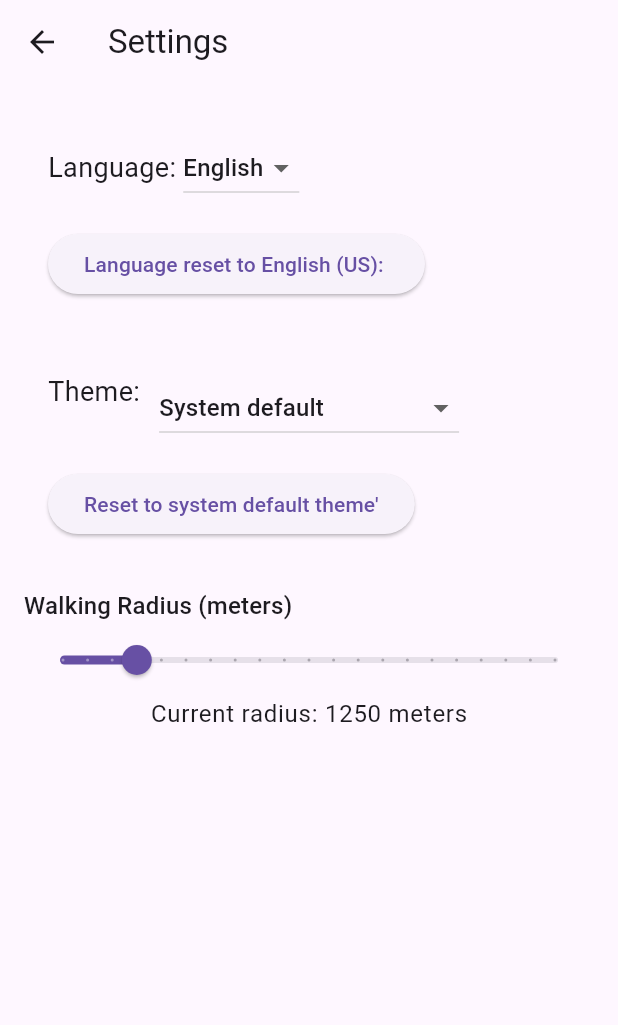
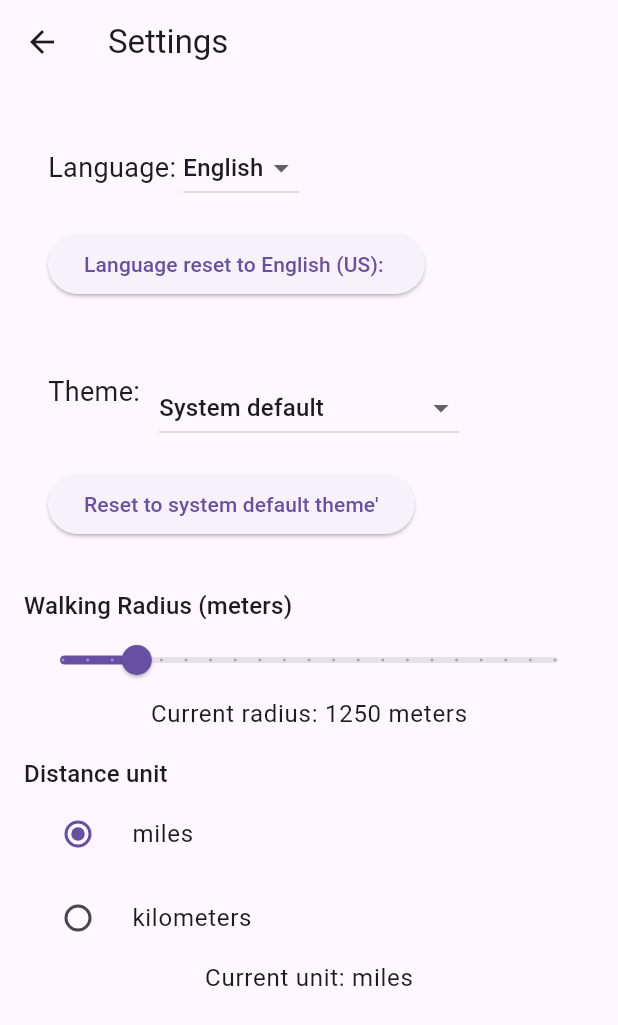
Before and after one commit to popcodelab/ezcars, a Flutter app: the SettingsScreen screen opened directly, on a phone screen of 412 x 824 dp. Shown: the top 1025 px of the screen. Run offline on Flutter 3.47's test engine with Material 3 defaults, Android fonts, the phone set to English and light mode, and no system bars; our stand-ins replace geocoding, geolocator, google_maps_flutter; generated files the repository leaves out were written again.

```diff
--- a/assets/l10n/app_en.arb
+++ b/assets/l10n/app_en.arb
@@ -80,6 +80,9 @@
   "retry": "retry",
   "when": "when",
   "price": "price",
+  "distance": "distance",
+  "miles": "miles",
+  "kilometers": "kilometers",
   "choose_date_range": "Choose a date range",
   "error_fetching_location": "Error fetching location. Please try again.'",
   "@error_fetching_location": {
@@ -160,5 +163,13 @@
   "current_radius": "Current radius",
   "@current_radius": {
     "description": "Setting label for Current radius"
+  },
+  "distance_unit": "Distance unit",
+  "@distance_unit": {
+    "description": "Label for Distance unit'"
+  },
+  "current_unit": "Current unit",
+  "@current_unit": {
+    "description": "Label for Current unit'"
   }
 }
--- a/lib/features/search/widgets/vehicules_list_widget.dart
+++ b/lib/features/search/widgets/vehicules_list_widget.dart
@@ -95,7 +95,7 @@ class VehiculesListWidget extends StatelessWidget {
                         const SizedBox(height: 5),
                         Text(vehicles[index].location),
                         const SizedBox(height: 5),
-                        Text(vehicles[index].distance),
+                        Text(vehicles[index].distance.toStringAsFixed(1)),
                       ],
                     ),
                   ),
--- a/lib/features/settings/settings_screen.dart
+++ b/lib/features/settings/settings_screen.dart
@@ -2,11 +2,12 @@ import 'package:flutter/material.dart';
 import 'package:provider/provider.dart';
 import 'package:flutter_gen/gen_l10n/app_localizations.dart';
 import '../../providers/walking_radiius_provider.dart';
+import '../../providers/distance_unit_provider.dart'; // Import the distance unit provider
 import 'widgets/language_selector.dart';
 import 'widgets/theme_selector.dart';
 
 /// The `SettingsScreen` allows the user to change the app's language, theme,
-/// and adjust the walking distance radius used for calculating proximity.
+/// adjust the walking distance radius, and set the distance unit.
 class SettingsScreen extends StatelessWidget {
   const SettingsScreen({super.key});
 
@@ -54,6 +55,45 @@ class SettingsScreen extends StatelessWidget {
                 );
               },
             ),
+            const SizedBox(height: 16.0),
+
+            // Distance unit setting
+            Text(
+              AppLocalizations.of(context)?.distance_unit ?? 'Distance Unit',
+              style: Theme.of(context).textTheme.titleMedium,
+            ),
+            Consumer<DistanceUnitProvider>(
+              builder: (context, distanceUnitProvider, child) {
+                return Column(
+                  children: [
+                    RadioListTile<String>(
+                      title: Text(AppLocalizations.of(context)?.miles ?? 'Miles'),
+                      value: 'miles',
+                      groupValue: distanceUnitProvider.distanceUnit,
+                      onChanged: (String? value) {
+                        if (value != null) {
+                          distanceUnitProvider.updateDistanceUnit(value);
+                        }
+                      },
+                    ),
+                    RadioListTile<String>(
+                      title: Text(AppLocalizations.of(context)?.kilometers ?? 'Kilometers'),
+                      value: 'kilometers',
+                      groupValue: distanceUnitProvider.distanceUnit,
+                      onChanged: (String? value) {
+                        if (value != null) {
+                          distanceUnitProvider.updateDistanceUnit(value);
+                        }
+                      },
+                    ),
+                    Text(
+                      '${AppLocalizations.of(context)?.current_unit ?? 'Current unit'}: ${distanceUnitProvider.distanceUnit}',
+                      style: Theme.of(context).textTheme.bodyLarge,
+                    ),
+                  ],
+                );
+              },
+            ),
           ],
         ),
       ),
--- a/lib/main.dart
+++ b/lib/main.dart
@@ -3,6 +3,7 @@ import 'package:flutter/material.dart';
 import 'package:provider/provider.dart';
 import 'features/search/providers/recent_places_provider.dart';
 import 'features/search/providers/rental_period_provider.dart';
+import 'providers/distance_unit_provider.dart';
 import 'providers/theme_provider.dart';
 import 'providers/locale_provider.dart';
 import 'main_screen.dart';
@@ -28,6 +29,7 @@ class MyApp extends StatelessWidget {
         ChangeNotifierProvider(create: (_) => RentalPeriodProvider()),
         ChangeNotifierProvider(create: (_) => RecentPlacesProvider()),
         ChangeNotifierProvider(create: (_) => WalkingRadiusProvider()), // Add WalkingRadiusProvider
+        ChangeNotifierProvider(create: (_) => DistanceUnitProvider()), // Provide the DistanceUnitProvider
       ],
       child: Consumer2<LocaleProvider, ThemeProvider>(
         builder: (context, localeProvider, themeProvider, child) {
--- a/lib/models/vehicle.dart
+++ b/lib/models/vehicle.dart
@@ -6,7 +6,7 @@ base class Vehicle {
   final String imageUrl;
   final String price;
   final String location;
-  final String distance;
+  double distance;
   final double latitude;
   final double longitude;
   final List<UnavailabilityPeriod> unavailabilityPeriods;
--- /dev/null
+++ b/lib/providers/distance_unit_provider.dart
@@ -0,0 +1,12 @@
+import 'package:flutter/material.dart';
+
+class DistanceUnitProvider with ChangeNotifier {
+  String _distanceUnit = 'miles'; // Default to miles
+
+  String get distanceUnit => _distanceUnit;
+
+  void updateDistanceUnit(String newUnit) {
+    _distanceUnit = newUnit;
+    notifyListeners(); // Notify listeners about the change
+  }
+}
--- a/lib/services/i_vehicle_service.dart
+++ b/lib/services/i_vehicle_service.dart
@@ -1,14 +1,14 @@
 import 'package:geolocator/geolocator.dart';
-import '../models/vehicle.dart';
-import '../providers/walking_radiius_provider.dart';
+import '../../models/vehicle.dart';
+import '../../providers/walking_radiius_provider.dart';
 
 abstract class IVehicleService {
   Future<List<Vehicle>> getVehicles();
 
-  /// Filters vehicles by their proximity to the user's current location.
+  /// Calculate the distances for all vehicles and sort them by proximity to the user's location.
+  Future<List<Vehicle>> calculateVehicleDistances(List<Vehicle> vehicles, Position userPosition, {String unit});
+
+  /// Filter vehicles by proximity using a walking radius and return the filtered list.
   Future<List<Vehicle>> filterVehiclesByProximity(
-      List<Vehicle> vehicles,
-      Position userPosition,
-      WalkingRadiusProvider radiusProvider
-      );
+      List<Vehicle> vehicles, Position userPosition, WalkingRadiusProvider radiusProvider, {String unit});
 }
--- a/lib/services/impl/vehicle_service.dart
+++ b/lib/services/impl/vehicle_service.dart
@@ -7,6 +7,8 @@ import '../../providers/walking_radiius_provider.dart';
 import '../i_vehicle_service.dart';
 
 import 'dart:math'; // For distance calculations
+
+import 'dart:collection';
 
 /// Service that provides a list of available vehicles for rental.
 /// Implements the [IVehicleService] interface.
@@ -21,14 +23,14 @@ class VehicleService implements IVehicleService {
     // Uncomment the following line to simulate a network delay.
     // await Future.delayed(const Duration(seconds: 2));
 
-    return [
+    var result = [
 
       Vehicle(
         model: 'BMW i8',
         imageUrl: 'assets/images/vehicles/cars/bmw.jpeg',
         price: '\$120/day',
         location: 'Uptown Parking Lot',
-        distance: '4.8 miles',
+        distance: 0,
         latitude: 34.0530,
         longitude: -118.2420,
         type: 'gas', // Gas-powered vehicle
@@ -38,7 +40,7 @@ class VehicleService implements IVehicleService {
         imageUrl: 'assets/images/vehicles/cars/audi.jpg',
         price: '\$80/day',
         location: 'Midtown Garage',
-        distance: '3.2 miles',
+        distance: 0,
         latitude: 12.9122285,
         longitude: 100.8640967,
         type: 'gas', // Gas-powered vehicle
@@ -56,7 +58,7 @@ class VehicleService implements IVehicleService {
         imageUrl: 'assets/images/vehicles/cars/g63.png',
         price: '\$80/day',
         location: 'Midtown Garage',
-        distance: '3.2 miles',
+        distance: 0,
         latitude: 12.9222285,
         longitude: 100.8640967,
         type: 'gas', // Gas-powered vehicle
@@ -66,7 +68,7 @@ class VehicleService implements IVehicleService {
         imageUrl: 'assets/images/vehicles/cars/hilux.jpg',
         price: '\$180/day',
         location: 'Midtown Garage',
-        distance: '3.2 miles',
+        distance: 0,
         latitude: 37.4519983,
         longitude: -122.1234,
         type: 'gas', // Gas-powered vehicle
@@ -84,7 +86,7 @@ class VehicleService implements IVehicleService {
         imageUrl: 'assets/images/vehicles/cars/mg5.jpg',
         price: '\$180/day',
         location: 'Midtown Garage',
-        distance: '3.2 miles',
+        distance: 0,
         latitude: 37.4219983,
         longitude: -122.084,
         type: 'gas', // Gas-powered vehicle
@@ -108,34 +110,55 @@ class VehicleService implements IVehicleService {
         imageUrl: 'assets/images/vehicles/cars/tesla.jpeg',
         price: '\$45/day',
         location: 'Downtown Garage',
-        distance: '2.5 miles',
+        distance: 0,
         latitude: 37.409983,
         longitude: -122.060,
         type: 'electric', // Electric vehicle
       ),
     ];
+    return result;
   }
 
-  /// Filters vehicles by proximity to the user's location within a given radius.
-  @override
-  Future<List<Vehicle>> filterVehiclesByProximity(
-      List<Vehicle> vehicles, Position userPosition, WalkingRadiusProvider radiusProvider) async {
-    final double radius = radiusProvider.walkingRadius; // Correctly access walkingRadius from the provider
+  /// Calculate distances for all vehicles from the user's current location.
+  Future<List<Vehicle>> calculateVehicleDistances(
+      List<Vehicle> vehicles, Position userPosition, {String unit = 'miles'}) async {
 
-    return vehicles.where((vehicle) {
-      final distance = _calculateDistance(
+    return vehicles.map((vehicle) {
+      double distanceInMeters = _calculateDistance(
         userPosition.latitude,
         userPosition.longitude,
         vehicle.latitude,
         vehicle.longitude,
       );
-      return distance <= radius;
+
+      vehicle.distance = _convertDistance(distanceInMeters, unit); // Set the distance in the required unit
+      return vehicle;
     }).toList();
   }
 
-  /// Calculate the distance between two lat/lon coordinates using the Haversine formula
+  /// Filters vehicles based on proximity and returns only those within the walking radius.
+  Future<List<Vehicle>> filterVehiclesByProximity(
+      List<Vehicle> vehicles, Position userPosition, WalkingRadiusProvider radiusProvider, {String unit = 'miles'}) async {
+
+    double radius = radiusProvider.walkingRadius;
+
+    return vehicles.where((vehicle) {
+      double distanceInMeters = _calculateDistance(
+        userPosition.latitude,
+        userPosition.longitude,
+        vehicle.latitude,
+        vehicle.longitude,
+      );
+
+      vehicle.distance = _convertDistance(distanceInMeters, unit); // Calculate distance
+
+      return distanceInMeters <= radius; // Filter by radius
+    }).toList();
+  }
+
+  /// Helper function to calculate the distance between two points using Haversine formula
   double _calculateDistance(double lat1, double lon1, double lat2, double lon2) {
-    const double earthRadiusMeters = 6371000; // Radius of the Earth in meters
+    const double earthRadiusMeters = 6371000;
     final double dLat = _degreesToRadians(lat2 - lat1);
     final double dLon = _degreesToRadians(lon2 - lon1);
 
@@ -143,10 +166,20 @@ class VehicleService implements IVehicleService {
         cos(_degreesToRadians(lat1)) * cos(_degreesToRadians(lat2)) *
             sin(dLon / 2) * sin(dLon / 2);
     final double c = 2 * atan2(sqrt(a), sqrt(1 - a));
-    return earthRadiusMeters * c; // Distance in meters
+    return earthRadiusMeters * c;
   }
 
-  /// Helper function to convert degrees to radians
+  /// Convert meters to the desired unit (miles or kilometers)
+  double _convertDistance(double distanceInMeters, String unit) {
+    if (unit == 'miles') {
+      return distanceInMeters / 1609.34;
+    } else if (unit == 'kilometers') {
+      return distanceInMeters / 1000;
+    }
+    return distanceInMeters; // Default to meters if unit not specified
+  }
+
+  /// Convert degrees to radians
   double _degreesToRadians(double degrees) {
     return degrees * pi / 180;
   }
```
Also changed, not shown: assets/l10n/app_fr.arb (+11 -0 lines), lib/features/home/home_screen.dart (+97 -50 lines), lib/features/home/widgets/vehicle_list_item.dart (+26 -6 lines), 1 other file.
